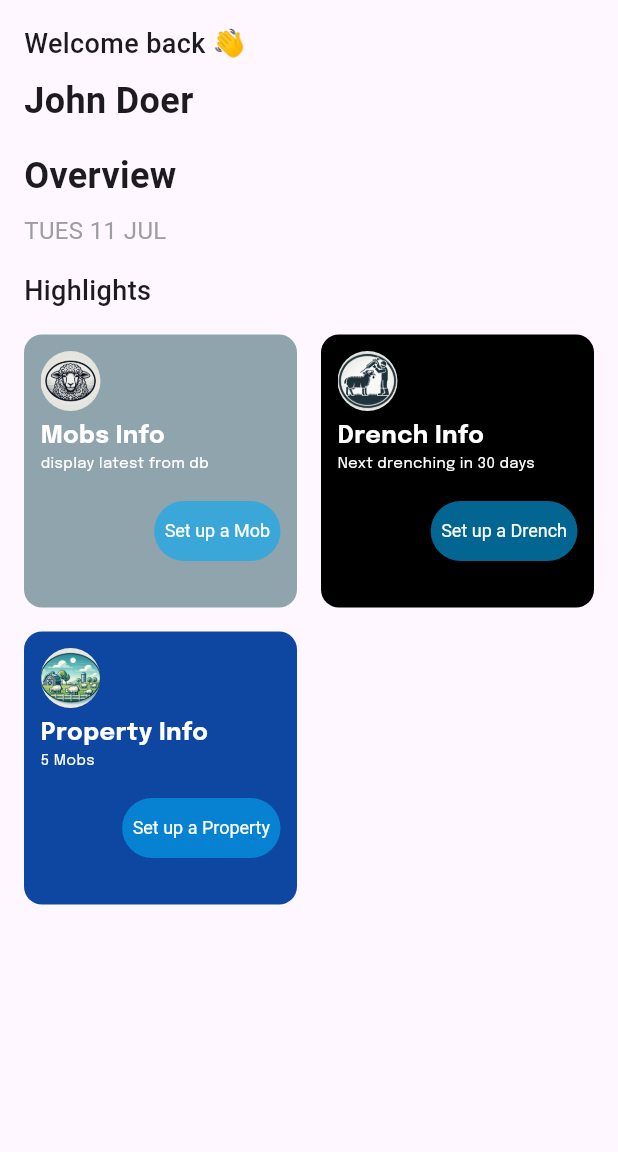
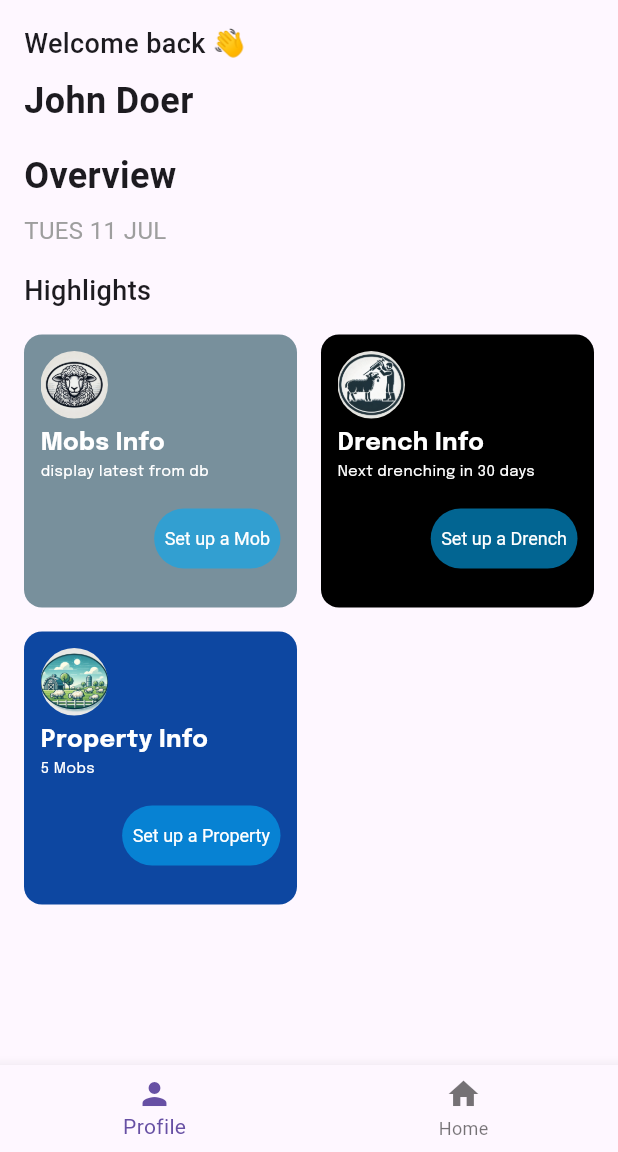
Before and after one commit to mn-nao-ren/drenchmate1017, a Flutter app: the DashboardScreen screen opened by its route, on a phone screen of 412 x 824 dp, the part 84-1236 px from its top. Run offline on Flutter 3.47's test engine with Material 3 defaults, Android fonts, the phone set to English and light mode, and no system bars; our stand-ins replace cloud_firestore, firebase_auth, firebase_core, google_fonts, modal_progress_hud_nsn; accounts and stored records are empty.

Commit message:
2 july, added bottom navbar, have not merged yet

```diff
--- /dev/null
+++ b/lib/business_logic/models/profile.dart
@@ -0,0 +1,59 @@
+class Profile {
+  final int profileID;
+  final int userID;
+  final String profileName;
+  late List<String> permissions = [];
+  final DateTime createdAt;
+
+  Profile({
+    required this.profileID,
+    required this.userID,
+    required this.profileName,
+    required this.permissions,
+    required this.createdAt,
+  });
+
+  // Factory constructor to create a Profile instance from a map
+  factory Profile.fromJson(Map<String, dynamic> json) {
+    return Profile(
+      profileID: json['profileID'] as int,
+      userID: json['userID'] as int,
+      profileName: json['profileName'] as String,
+      permissions: (json['permissions'] as List<dynamic>).map((e) => e as String).toList(),
+      createdAt: DateTime.parse(json['createdAt'] as String),
+    );
+  }
+
+  // Method to convert a Profile instance to a map
+  Map<String, dynamic> toJson() {
+    return {
+      'profileID': profileID,
+      'userID': userID,
+      'profileName': profileName,
+      'permissions': permissions,
+      'createdAt': createdAt.toIso8601String(),
+    };
+  }
+
+  // Factory constructor to create a Profile instance from a map
+  factory Profile.fromMap(Map<String, dynamic> map) {
+    return Profile(
+      profileID: map['profileID'] as int,
+      userID: map['userID'] as int,
+      profileName: map['profileName'] as String,
+      permissions: List<String>.from(map['permissions']),
+      createdAt: DateTime.parse(map['createdAt'] as String),
+    );
+  }
+
+  // Method to convert a Profile instance to a map
+  Map<String, dynamic> toMap() {
+    return {
+      'profileID': profileID,
+      'userID': userID,
+      'profileName': profileName,
+      'permissions': permissions,
+      'createdAt': createdAt.toIso8601String(),
+    };
+  }
+}
--- a/lib/main.dart
+++ b/lib/main.dart
@@ -5,7 +5,7 @@ import 'package:drenchmate_2024/presentation/screens/home_landing_page.dart';
 import 'package:drenchmate_2024/presentation/screens/account_home_screen.dart';
 import 'package:drenchmate_2024/presentation/screens/email_registration_page.dart';
 import 'package:drenchmate_2024/presentation/screens/dashboard_view.dart';
-// import 'package:drenchmate_2024/presentation/screens/create_profile.dart'; // class name CreateProfileScreen
+import 'package:drenchmate_2024/presentation/screens/create_profile.dart'; // class name CreateProfileScreen
 
 void main() async {
   WidgetsFlutterBinding.ensureInitialized();
@@ -30,7 +30,8 @@ class DrenchMateApp extends StatelessWidget {
         HomePage.id: (context) => const HomePage(),
         RegistrationPage.id: (context) => const RegistrationPage(),
         AccountHomeScreen.id: (context) => const AccountHomeScreen(),
-        DashboardScreen.id: (context) => DashboardScreen(),
+        DashboardScreen.id: (context) => const DashboardScreen(),
+        CreateProfileScreen.id: (context) => const CreateProfileScreen(),
 
         // CreateProfileScreen.id: (context) => const CreateProfileScreen(),
       },
--- /dev/null
+++ b/lib/presentation/components/bottom_navigation_bar.dart
@@ -0,0 +1,66 @@
+import 'package:flutter/material.dart';
+
+class MyNavigationBar extends StatefulWidget {
+  const MyNavigationBar({super.key});
+
+  @override
+  _MyNavigationBarState createState() => _MyNavigationBarState();
+}
+
+class _MyNavigationBarState extends State<MyNavigationBar> {
+  int _currentIndex = 0;
+
+  List<Widget> body = const [
+    Icon(Icons.person),
+    Icon(Icons.home),
+  ];
+
+  @override
+  Widget build(BuildContext context) {
+    return BottomNavigationBar(
+      currentIndex: _currentIndex,
+      onTap: (int newIndex) {
+        setState(() {
+          _currentIndex = newIndex;
+        });
+      },
+      items: const [
+        BottomNavigationBarItem(
+          label: 'Profile',
+          icon: Icon(Icons.person),
+        ),
+        BottomNavigationBarItem(
+          label: 'Home',
+          icon: Icon(Icons.home),
+        ),
+      ]
+    );
+
+
+    //   Scaffold(
+    //   body: Center(
+    //     child: body[_currentIndex],
+    //   ),
+    //   bottomNavigationBar: BottomNavigationBar(
+    //     currentIndex: _currentIndex,
+    //     onTap: (int newIndex) {
+    //       setState(() {
+    //         _currentIndex = newIndex;
+    //       });
+    //     },
+    //     items: const [
+    //       BottomNavigationBarItem(
+    //         label: 'Profile',
+    //         icon: Icon(Icons.person),
+    //       ),
+    //       //add more later here
+    //       BottomNavigationBarItem(
+    //         label: 'Home',
+    //         icon: Icon(Icons.home),
+    //       ),
+    //
+    //     ],
+    //   ),
+    // );
+  }
+}
--- a/lib/presentation/components/highlight_card.dart
+++ b/lib/presentation/components/highlight_card.dart
@@ -35,7 +35,7 @@ class HighlightCard extends StatelessWidget {
         child: Column(
           crossAxisAlignment: CrossAxisAlignment.start,
           children: [
-            ClipOval(child: Image.asset(icon, height: 40, width: 40)),
+            ClipOval(child: Image.asset(icon, height: 45, width: 45)),
             const SizedBox(height: 5),
             Text(
               title,
@@ -62,6 +62,7 @@ class HighlightCard extends StatelessWidget {
                   backgroundColor: Colors.lightBlue.withOpacity(0.6),
                   foregroundColor: Colors.white,
                   textStyle: const TextStyle(fontSize: 12),
+
                 ),
                 onPressed: () {},
                 child: Text(buttonText),
--- a/lib/presentation/components/shortcuts_grid.dart
+++ b/lib/presentation/components/shortcuts_grid.dart
@@ -1,5 +1,4 @@
 import 'package:flutter/material.dart';
-import 'package:google_fonts/google_fonts.dart';
 
 class ShortcutsGrid extends StatelessWidget {
   ShortcutsGrid({super.key});
--- a/lib/presentation/screens/dashboard_view.dart
+++ b/lib/presentation/screens/dashboard_view.dart
@@ -1,9 +1,13 @@
 import 'package:flutter/material.dart';
 import 'package:drenchmate_2024/presentation/components/highlight_card.dart';
 import 'package:google_fonts/google_fonts.dart';
+import 'package:drenchmate_2024/presentation/components/bottom_navigation_bar.dart';
 
 class DashboardScreen extends StatelessWidget {
-  static final id = 'dashboard_screen';
+  static const id = 'dashboard_screen';
+
+  const DashboardScreen({super.key});
+
   @override
   Widget build(BuildContext context) {
     return Scaffold(
@@ -64,7 +68,7 @@ class DashboardScreen extends StatelessWidget {
                 physics: const NeverScrollableScrollPhysics(),
                 children: [
                   HighlightCard(
-                    color: Colors.blueGrey.shade300,
+                    color: Colors.blueGrey.shade400,
                     icon: 'assets/icon/mob.png',
                     title: 'Mobs Info',
                     subtitle: 'display latest from db',
@@ -99,8 +103,8 @@ class DashboardScreen extends StatelessWidget {
           ),
         ),
       ),
-
       //how do you add a BottomNavigationBar properly here?
+      bottomNavigationBar: const MyNavigationBar(),
     );
   }
 }
--- a/lib/presentation/screens/login_page.dart
+++ b/lib/presentation/screens/login_page.dart
@@ -3,7 +3,6 @@ import 'package:flutter/material.dart';
 import 'package:firebase_auth/firebase_auth.dart';
 import 'package:drenchmate_2024/presentation/components/rounded_button.dart';
 import 'package:drenchmate_2024/presentation/components/constants.dart';
-import 'account_home_screen.dart';
 import 'dashboard_view.dart';
 
 class LoginScreen extends StatefulWidget {
--- a/pubspec.yaml
+++ b/pubspec.yaml
@@ -38,6 +38,7 @@ dependencies:
   cloud_firestore: ^4.17.3
   provider: ^6.1.2
   dashboard: ^0.0.4
+  modal_progress_hud_nsn: ^0.5.1
 
 
 
```
Also changed, not shown: lib/presentation/components/highlights_grid.dart (deleted, +0 -71 lines), lib/presentation/screens/create_profile.dart (added, +151 -0 lines), pubspec.lock.
